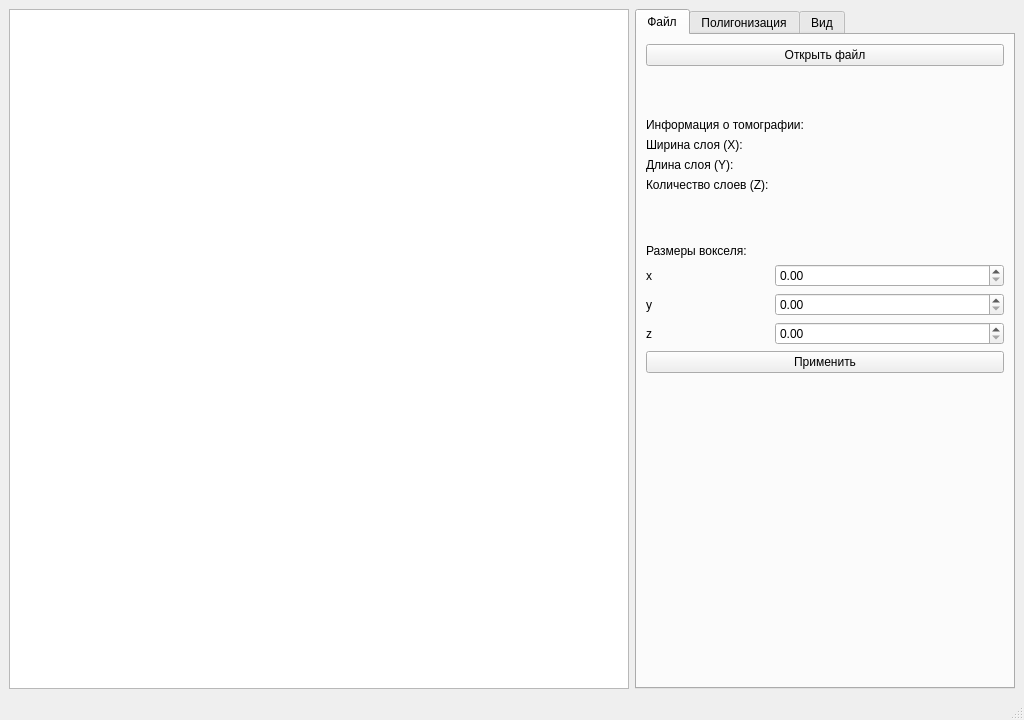
Old version of the form mainwindow.ui in the repository maxhha/bmstu-iu7-cg-cp.
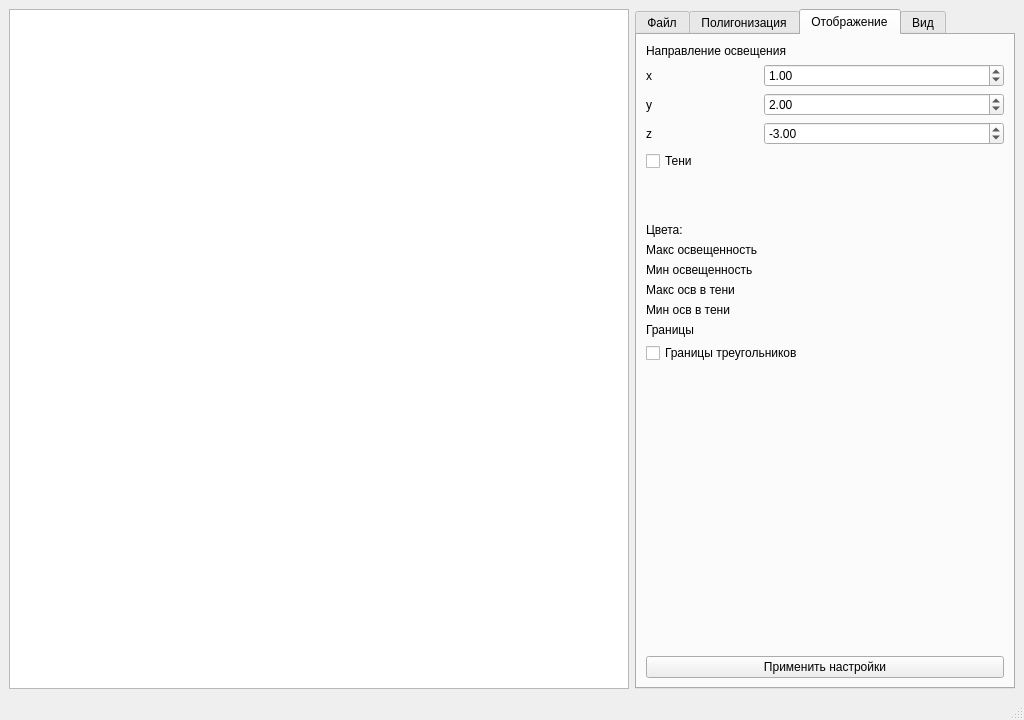
New version of the form. The open tabs and pages were chosen to show the change. Custom widgets are drawn as their Qt base class.

Commit message: Add drawer config

```diff
--- a/mainwindow.ui
+++ b/mainwindow.ui
@@ -430,6 +430,238 @@
         <item row="9" column="1">
          <widget class="QSpinBox" name="inputAverage"/>
         </item>
+        <item row="11" column="0" colspan="2">
+         <widget class="QPushButton" name="buttonPolygonize">
+          <property name="text">
+           <string>Построить</string>
+          </property>
+         </widget>
+        </item>
+        <item row="12" column="0">
+         <widget class="QLabel" name="label_25">
+          <property name="text">
+           <string>Треугольников в модели:</string>
+          </property>
+         </widget>
+        </item>
+        <item row="12" column="1">
+         <widget class="QLabel" name="labelTriangles">
+          <property name="text">
+           <string/>
+          </property>
+         </widget>
+        </item>
+        <item row="14" column="0" colspan="2">
+         <spacer name="verticalSpacer_4">
+          <property name="orientation">
+           <enum>Qt::Vertical</enum>
+          </property>
+          <property name="sizeHint" stdset="0">
+           <size>
+            <width>20</width>
+            <height>40</height>
+           </size>
+          </property>
+         </spacer>
+        </item>
+        <item row="15" column="0" colspan="2">
+         <widget class="QPushButton" name="buttonRemoveMesh">
+          <property name="text">
+           <string>Удалить</string>
+          </property>
+         </widget>
+        </item>
+        <item row="10" column="0" colspan="2">
+         <widget class="QCheckBox" name="inputIncludeEdges">
+          <property name="text">
+           <string>Захватить грани</string>
+          </property>
+         </widget>
+        </item>
+       </layout>
+      </widget>
+      <widget class="QWidget" name="draw">
+       <attribute name="title">
+        <string>Отображение</string>
+       </attribute>
+       <layout class="QFormLayout" name="formLayout_5">
+        <item row="0" column="0" colspan="2">
+         <widget class="QLabel" name="label_28">
+          <property name="text">
+           <string>Направление освещения</string>
+          </property>
+         </widget>
+        </item>
+        <item row="1" column="0">
+         <widget class="QLabel" name="label_29">
+          <property name="text">
+           <string>x</string>
+          </property>
+         </widget>
+        </item>
+        <item row="1" column="1">
+         <widget class="QDoubleSpinBox" name="inputLightX">
+          <property name="minimum">
+           <double>-100.000000000000000</double>
+          </property>
+          <property name="maximum">
+           <double>100.000000000000000</double>
+          </property>
+          <property name="stepType">
+           <enum>QAbstractSpinBox::AdaptiveDecimalStepType</enum>
+          </property>
+          <property name="value">
+           <double>1.000000000000000</double>
+          </property>
+         </widget>
+        </item>
+        <item row="2" column="0">
+         <widget class="QLabel" name="label_30">
+          <property name="text">
+           <string>y</string>
+          </property>
+         </widget>
+        </item>
+        <item row="2" column="1">
+         <widget class="QDoubleSpinBox" name="inputLightY">
+          <property name="minimum">
+           <double>-100.000000000000000</double>
+          </property>
+          <property name="maximum">
+           <double>100.000000000000000</double>
+          </property>
+          <property name="value">
+           <double>2.000000000000000</double>
+          </property>
+         </widget>
+        </item>
+        <item row="3" column="0">
+         <widget class="QLabel" name="label_31">
+          <property name="text">
+           <string>z</string>
+          </property>
+         </widget>
+        </item>
+        <item row="3" column="1">
+         <widget class="QDoubleSpinBox" name="inputLightZ">
+          <property name="minimum">
+           <double>-100.000000000000000</double>
+          </property>
+          <property name="stepType">
+           <enum>QAbstractSpinBox::AdaptiveDecimalStepType</enum>
+          </property>
+          <property name="value">
+           <double>-3.000000000000000</double>
+          </property>
+         </widget>
+        </item>
+        <item row="6" column="0" colspan="2">
+         <widget class="QLabel" name="label_36">
+          <property name="text">
+           <string>Цвета:</string>
+          </property>
+         </widget>
+        </item>
+        <item row="7" column="0">
+         <widget class="QLabel" name="label_32">
+          <property name="text">
+           <string>Макс освещенность</string>
+          </property>
+         </widget>
+        </item>
+        <item row="7" column="1">
+         <widget class="ColorPicker" name="inputColor1" native="true"/>
+        </item>
+        <item row="8" column="0">
+         <widget class="QLabel" name="label_33">
+          <property name="text">
+           <string>Мин освещенность</string>
+          </property>
+         </widget>
+        </item>
+        <item row="8" column="1">
+         <widget class="ColorPicker" name="inputColor2" native="true"/>
+        </item>
+        <item row="9" column="0">
+         <widget class="QLabel" name="label_34">
+          <property name="text">
+           <string>Макс осв в тени</string>
+          </property>
+         </widget>
+        </item>
+        <item row="9" column="1">
+         <widget class="ColorPicker" name="inputColor3" native="true"/>
+        </item>
+        <item row="10" column="0">
+         <widget class="QLabel" name="label_35">
+          <property name="text">
+           <string>Мин осв в тени</string>
+          </property>
+         </widget>
+        </item>
+        <item row="10" column="1">
+         <widget class="ColorPicker" name="inputColor4" native="true"/>
+        </item>
+        <item row="14" column="0" colspan="2">
+         <widget class="QPushButton" name="buttonDrawerConfig">
+          <property name="text">
+           <string>Применить настройки</string>
+          </property>
+         </widget>
+        </item>
+        <item row="5" column="0" colspan="2">
+         <spacer name="verticalSpacer_8">
+          <property name="orientation">
+           <enum>Qt::Vertical</enum>
+          </property>
+          <property name="sizeType">
+           <enum>QSizePolicy::Fixed</enum>
+          </property>
+          <property name="sizeHint" stdset="0">
+           <size>
+            <width>20</width>
+            <height>40</height>
+           </size>
+          </property>
+         </spacer>
+        </item>
+        <item row="13" column="0" colspan="2">
+         <spacer name="verticalSpacer_9">
+          <property name="orientation">
+           <enum>Qt::Vertical</enum>
+          </property>
+          <property name="sizeHint" stdset="0">
+           <size>
+            <width>20</width>
+            <height>40</height>
+           </size>
+          </property>
+         </spacer>
+        </item>
+        <item row="11" column="0">
+         <widget class="QLabel" name="label_37">
+          <property name="text">
+           <string>Границы</string>
+          </property>
+         </widget>
+        </item>
+        <item row="11" column="1">
+         <widget class="ColorPicker" name="inputColorBorder" native="true"/>
+        </item>
+        <item row="4" column="0">
+         <widget class="QCheckBox" name="inputShadowEnabled">
+          <property name="text">
+           <string>Тени</string>
+          </property>
+         </widget>
+        </item>
+        <item row="12" column="0" colspan="2">
+         <widget class="QCheckBox" name="inputBorderEnabled">
+          <property name="text">
+           <string>Границы треугольников</string>
+          </property>
+         </widget>
+        </item>
        </layout>
       </widget>
       <widget class="QWidget" name="view">
@@ -693,6 +925,14 @@
   </widget>
   <widget class="QStatusBar" name="statusbar"/>
  </widget>
+ <customwidgets>
+  <customwidget>
+   <class>ColorPicker</class>
+   <extends>QWidget</extends>
+   <header location="global">colorpicker.h</header>
+   <container>1</container>
+  </customwidget>
+ </customwidgets>
  <resources/>
  <connections/>
 </ui>
```
Left out of the diff: 53 changed lines with no effect on the pictures. The commit also changes 9 other files.
